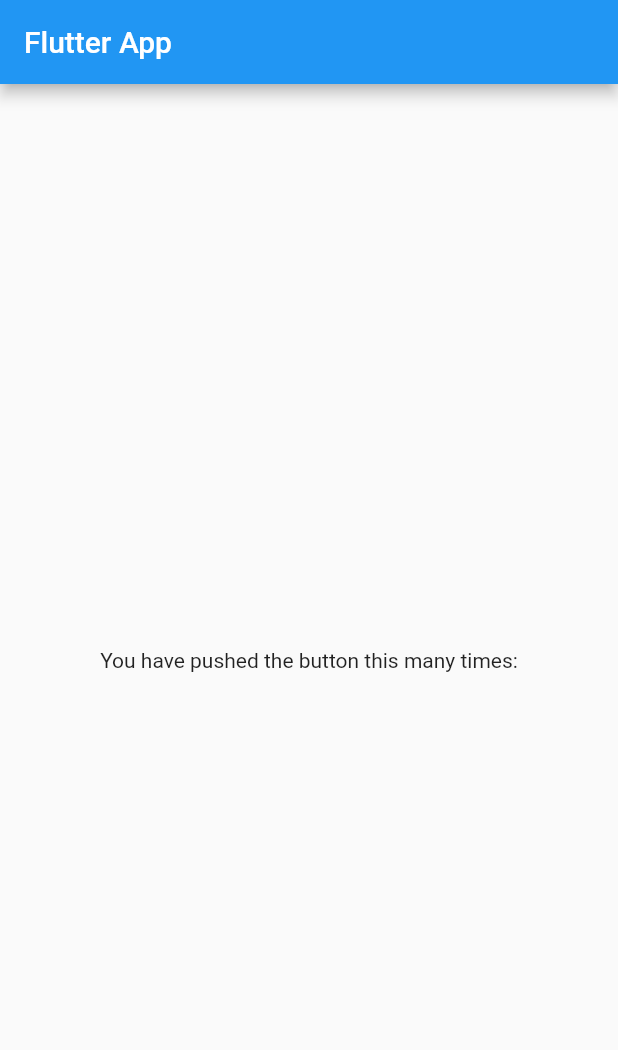
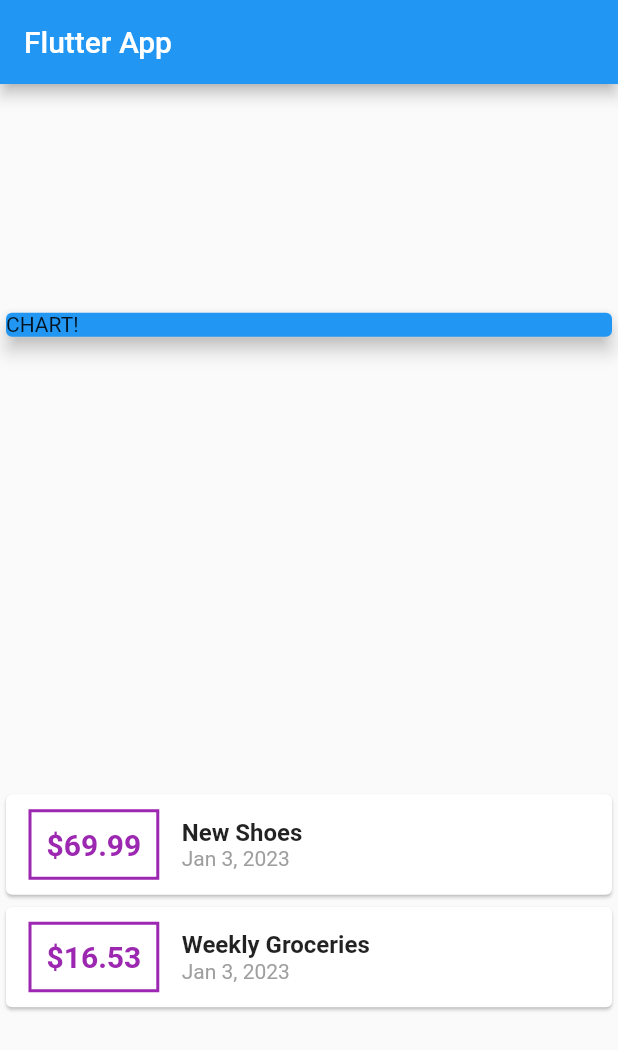
Before and after one commit to vtmonilgandhi/Flutter-Demos, a Flutter app: the screen it shows after launch, on a phone screen of 412 x 824 dp. Shown: the top 1050 px of the screen. Run offline on Flutter 3.47's test engine with Material 2 defaults, Android fonts, the phone set to English and light mode, and no system bars; our stand-ins replace camera, firebase_database, shared_preferences, sqflite; accounts and stored records are empty; project files that could hold a hidden picture were left out.

Commit message:
Style card for transactions

```diff
--- a/expanse_planner/lib/main.dart
+++ b/expanse_planner/lib/main.dart
@@ -1,4 +1,6 @@
+import 'package:expanse_planner/transaction.dart';
 import 'package:flutter/material.dart';
+import 'package:intl/intl.dart';
 
 void main() {
   runApp(const MyApp());
@@ -14,13 +16,23 @@
       theme: ThemeData(
         primarySwatch: Colors.blue,
       ),
-      home: const MyHomePage(title: 'Flutter Demo Home Page'),
+      home: MyHomePage(title: 'Flutter Demo Home Page'),
     );
   }
 }
 
 class MyHomePage extends StatelessWidget {
-  const MyHomePage({super.key, required this.title});
+  final List<Transaction> transactions = [
+    Transaction(
+        id: 't1', title: 'New Shoes', amount: 69.99, date: DateTime.now()),
+    Transaction(
+        id: 't2',
+        title: 'Weekly Groceries',
+        amount: 16.53,
+        date: DateTime.now())
+  ];
+
+  MyHomePage({super.key, required this.title});
   final String title;
   @override
   Widget build(BuildContext context) {
@@ -28,10 +40,51 @@
       appBar: AppBar(
         title: const Text('Flutter App'),
       ),
-      body: const Center(
-        child: Text(
-          'You have pushed the button this many times:',
-        ),
+      body: Column(
+        mainAxisAlignment: MainAxisAlignment.spaceAround,
+        crossAxisAlignment: CrossAxisAlignment.stretch,
+        children: <Widget>[
+          const SizedBox(
+            width: double.infinity,
+            child: Card(
+              color: Colors.blue,
+              elevation: 5,
+              child: Text('CHART!'),
+            ),
+          ),
+          Column(
+            children: transactions.map((tx) {
+              return Card(
+                child: Row(
+                  children: [
+                    Container(
+                      margin: const EdgeInsets.symmetric(
+                          vertical: 10, horizontal: 15),
+                      decoration: BoxDecoration(
+                          border: Border.all(color: Colors.purple, width: 2)),
+                      padding: const EdgeInsets.all(10),
+                      child: Text('\$${tx.amount}',
+                          style: const TextStyle(
+                              fontWeight: FontWeight.bold,
+                              fontSize: 20,
+                              color: Colors.purple)),
+                    ),
+                    Column(
+                      crossAxisAlignment: CrossAxisAlignment.start,
+                      children: [
+                        Text(tx.title,
+                            style: const TextStyle(
+                                fontWeight: FontWeight.bold, fontSize: 16)),
+                        Text(DateFormat.yMMMd().format(tx.date),
+                            style: const TextStyle(color: Colors.grey))
+                      ],
+                    )
+                  ],
+                ),
+              );
+            }).toList(),
+          )
+        ],
       ),
     );
   }
--- /dev/null
+++ b/expanse_planner/lib/transaction.dart
@@ -0,0 +1,12 @@
+class Transaction {
+  final String id;
+  final String title;
+  final double amount;
+  final DateTime date;
+
+  Transaction(
+      {required this.id,
+      required this.title,
+      required this.amount,
+      required this.date});
+}
--- a/expanse_planner/pubspec.yaml
+++ b/expanse_planner/pubspec.yaml
@@ -31,6 +31,7 @@
 dependencies:
   flutter:
     sdk: flutter
+  intl: ^0.18.0
 
 
   # The following adds the Cupertino Icons font to your application.
```
